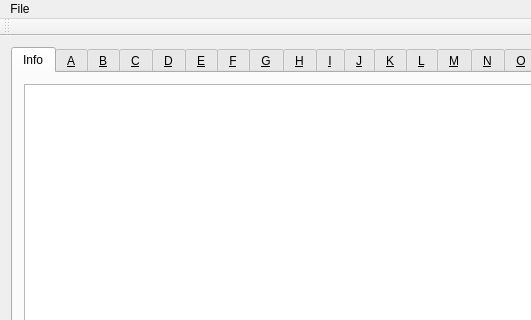
Old version of the form src/mainwindow.ui in the repository rjxrafa/editors-dream; both pictures show x 0 to 531 and y 0 to 320 of the 872 by 544 pixel window.
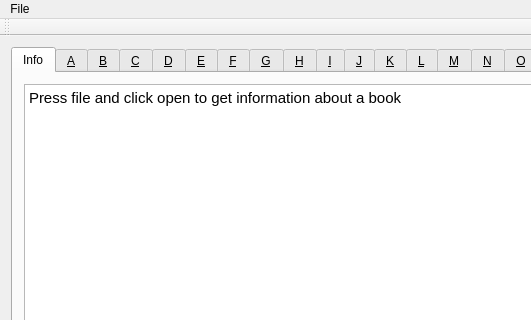
New version of the form.

Commit message: add instruction in info tab

```diff
--- a/src/mainwindow.ui
+++ b/src/mainwindow.ui
@@ -100,6 +100,13 @@
             <pointsize>11</pointsize>
            </font>
           </property>
+          <property name="html">
+           <string>&lt;!DOCTYPE HTML PUBLIC &quot;-//W3C//DTD HTML 4.0//EN&quot; &quot;http://www.w3.org/TR/REC-html40/strict.dtd&quot;&gt;
+&lt;html&gt;&lt;head&gt;&lt;meta name=&quot;qrichtext&quot; content=&quot;1&quot; /&gt;&lt;style type=&quot;text/css&quot;&gt;
+p, li { white-space: pre-wrap; }
+&lt;/style&gt;&lt;/head&gt;&lt;body style=&quot; font-family:'Arial'; font-size:11pt; font-weight:400; font-style:normal;&quot;&gt;
+&lt;p style=&quot; margin-top:0px; margin-bottom:0px; margin-left:0px; margin-right:0px; -qt-block-indent:0; text-indent:0px;&quot;&gt;Press file and click open to get information about a book&lt;/p&gt;&lt;/body&gt;&lt;/html&gt;</string>
+          </property>
          </widget>
         </item>
        </layout>
```
